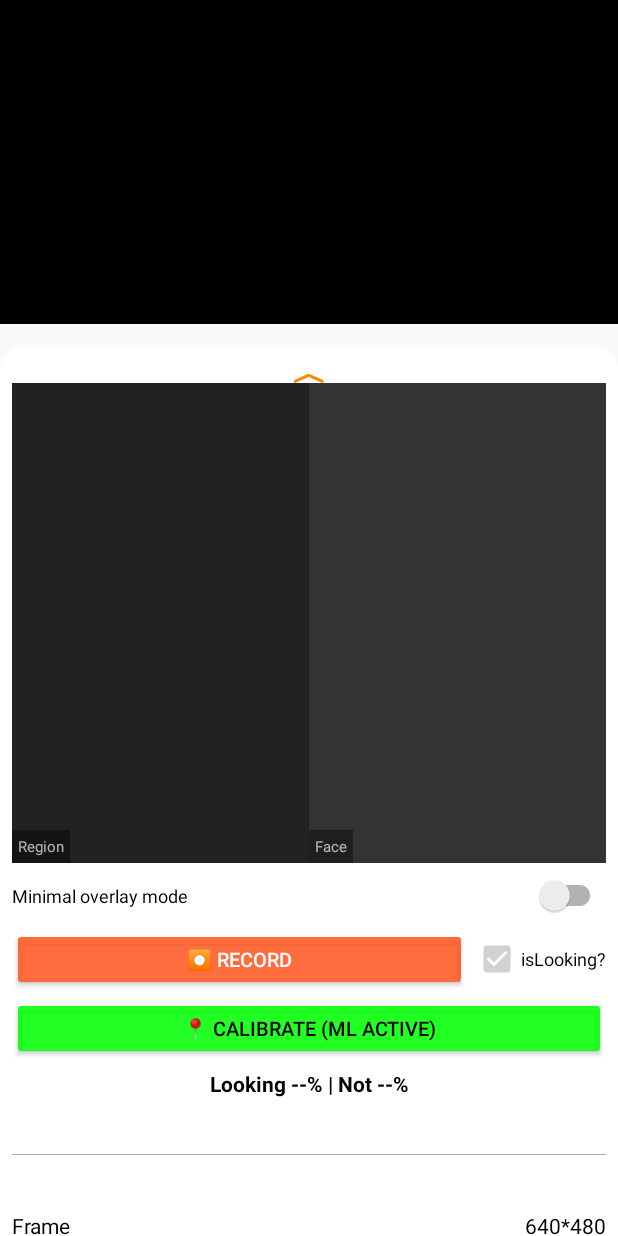
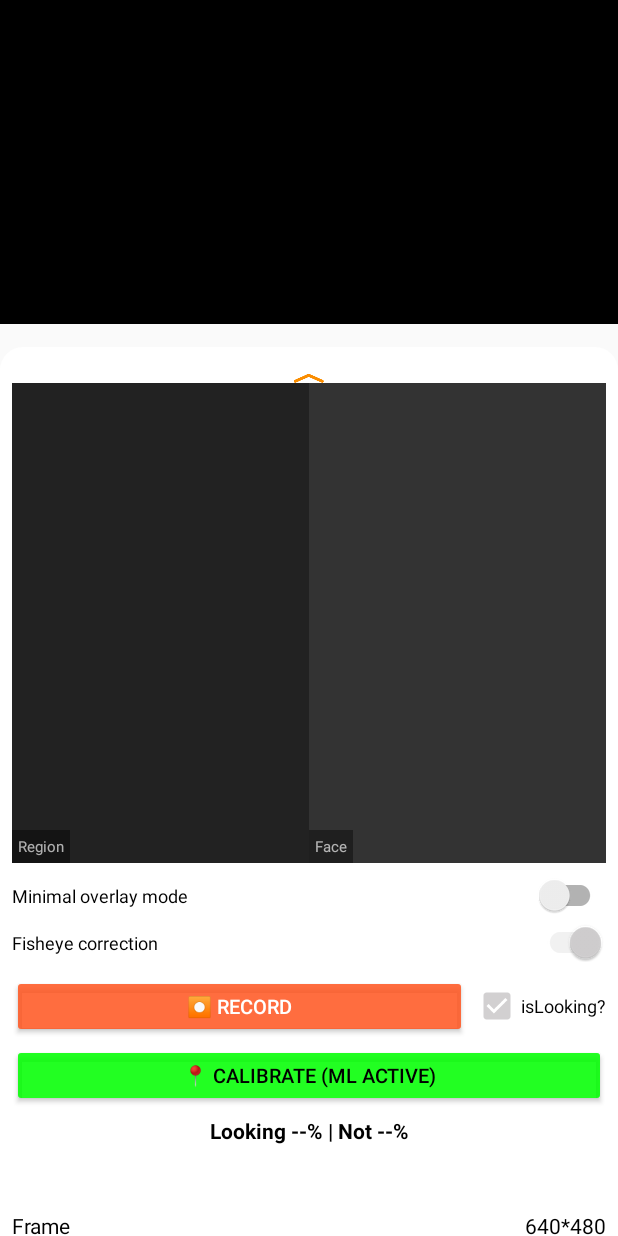
Before and after one commit to makarbasi/gaze, an Android app: the ClassifierActivity screen opened directly, with no data from a screen before it, on a phone screen of 412 x 824 dp. Run offline under Robolectric (Android 15) with nearby library versions, the phone set to English and light mode, and no system bars; libraries missing offline, so code that uses them is left out: org.opencv.android, org.opencv.calib3d, org.opencv.core, org.opencv.imgproc; network calls fail; pictures from the network do not load; 5 statements that could not run were skipped.

Commit message:
UI switch for fish eye

```diff
--- a/app/src/main/java/org/tensorflow/lite/examples/gaze_estimation/ClassifierActivity.java
+++ b/app/src/main/java/org/tensorflow/lite/examples/gaze_estimation/ClassifierActivity.java
@@ -117,6 +117,10 @@ public class ClassifierActivity extends CameraActivity implements OnImageAvailab
   // Minimal overlay mode (UI)
   private volatile boolean minimalModeEnabled = false;
   private SwitchCompat minimalModeSwitch;
+
+  // Fisheye toggle (UI). When OFF, fisheye correction is never executed.
+  private volatile boolean fisheyeUiEnabled = true;
+  private SwitchCompat fisheyeSwitch;
   private View cameraContainer;
   private View regionPreviewContainer;
   private ImageView faceImageView;
@@ -140,6 +144,7 @@ public class ClassifierActivity extends CameraActivity implements OnImageAvailab
 
     // Minimal overlay mode UI elements
     minimalModeSwitch = findViewById(R.id.switch_minimal_mode);
+    fisheyeSwitch = findViewById(R.id.switch_fisheye);
     cameraContainer = findViewById(R.id.container); // Camera preview host (TextureView fragment)
     regionPreviewContainer = findViewById(R.id.region_preview_container);
     faceImageView = findViewById(R.id.faceImageView);
@@ -151,6 +156,12 @@ public class ClassifierActivity extends CameraActivity implements OnImageAvailab
       minimalModeSwitch.setOnCheckedChangeListener((buttonView, isChecked) -> {
         minimalModeEnabled = isChecked;
         applyMinimalModeUi(isChecked);
+      });
+    }
+    if (fisheyeSwitch != null) {
+      fisheyeSwitch.setChecked(fisheyeUiEnabled);
+      fisheyeSwitch.setOnCheckedChangeListener((buttonView, isChecked) -> {
+        fisheyeUiEnabled = isChecked;
       });
     }
     applyMinimalModeUi(minimalModeEnabled);
@@ -882,7 +893,7 @@ public class ClassifierActivity extends CameraActivity implements OnImageAvailab
         ProcessFactory.LandmarkPreprocessResult landmark_preprocess_result = landmark_preprocess(img, box);
 
         // Apply fisheye correction to the face crop if enabled
-        if (displayConfig.fisheyeEnabled) {
+        if (fisheyeUiEnabled && displayConfig.fisheyeEnabled) {
           // The landmark input is a 112x112x3 float array, convert to bitmap, correct, convert back
           Bitmap faceCropForCorrection = floatArrayToBitmap(landmark_preprocess_result.input, 112, 112);
           Bitmap correctedFaceCrop = applyFisheyeCorrection(faceCropForCorrection, displayConfig.fisheyeStrength, displayConfig.fisheyeZoom);
--- a/app/src/main/res/layout/layout_bottom_sheet.xml
+++ b/app/src/main/res/layout/layout_bottom_sheet.xml
@@ -126,6 +126,16 @@
             android:layout_height="wrap_content"
             android:layout_marginTop="8dp"
             android:text="Minimal overlay mode"
+            android:textColor="@android:color/black"
+            android:textSize="12sp" />
+
+        <!-- Fisheye correction toggle (disables fisheye processing when OFF) -->
+        <androidx.appcompat.widget.SwitchCompat
+            android:id="@+id/switch_fisheye"
+            android:layout_width="match_parent"
+            android:layout_height="wrap_content"
+            android:layout_marginTop="4dp"
+            android:text="Fisheye correction"
             android:textColor="@android:color/black"
             android:textSize="12sp" />
 
```
